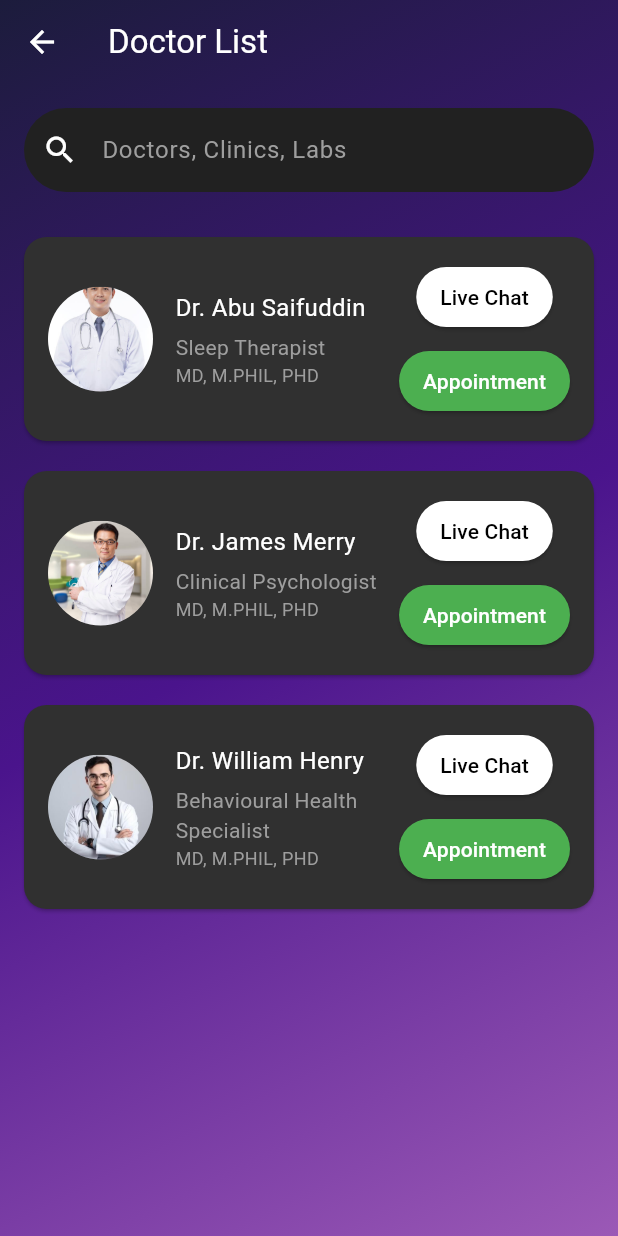
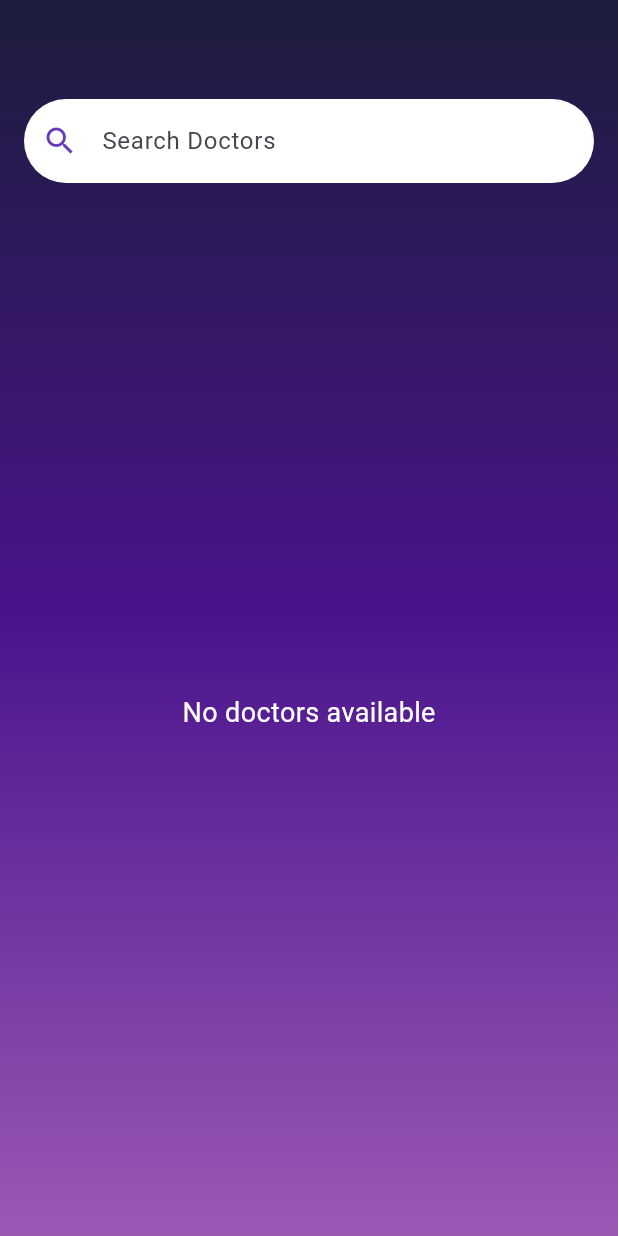
Before and after one commit to LOO31/TEST_MAE_NIGHTHAVEN, a Flutter app: the DoctorListPage screen opened directly, on a phone screen of 412 x 824 dp. Run offline on Flutter 3.47's test engine with Material 3 defaults, Android fonts, the phone set to English and light mode, and no system bars; our stand-ins replace audioplayers, cloud_firestore, firebase_auth, firebase_core, fluttertoast, google_fonts and 2 more; missing offline and left inert: bcrypt; accounts and stored records are empty.

Commit message:
kieyin
bookappointment
doctorlist

```diff
--- a/lib/user/doctor_list.dart
+++ b/lib/user/doctor_list.dart
@@ -1,20 +1,29 @@
 import 'package:flutter/material.dart';
+import 'package:cloud_firestore/cloud_firestore.dart';
 import 'book_appointment.dart';
 
 class Doctor {
   final String id;
   final String name;
-  final String specialty;
-  final String qualification;
+  final String email;
   final String image;
 
   Doctor({
     required this.id,
     required this.name,
-    required this.specialty,
-    required this.qualification,
+    required this.email,
     required this.image,
   });
+
+  // 处理 null 值，避免类型转换错误
+  factory Doctor.fromFirestore(String id, Map<String, dynamic> data) {
+    return Doctor(
+      id: id,
+      name: (data['username'] ?? 'Unknown').toString(),
+      email: (data['email'] ?? 'No Email').toString(),
+      image: (data['profilePic'] ?? '').toString(),
+    );
+  }
 }
 
 class DoctorListPage extends StatefulWidget {
@@ -24,88 +33,64 @@ class DoctorListPage extends StatefulWidget {
 
 class _DoctorListPageState extends State<DoctorListPage> {
   final TextEditingController _searchController = TextEditingController();
-  List<Doctor> doctors = [
-    Doctor(
-      id: "D01", // Add unique ID
-      name: "Dr. Abu Saifuddin",
-      specialty: "Sleep Therapist",
-      qualification: "MD, M.PHIL, PHD",
-      image: "assets/images/doctor1.jpg",
-    ),
-    Doctor(
-      id: "D02",
-      name: "Dr. James Merry",
-      specialty: "Clinical Psychologist",
-      qualification: "MD, M.PHIL, PHD",
-      image: "assets/images/doctor2.jpg",
-    ),
-    Doctor(
-      id: "D03",
-      name: "Dr. William Henry",
-      specialty: "Behavioural Health Specialist",
-      qualification: "MD, M.PHIL, PHD",
-      image: "assets/images/doctor3.jpg",
-    ),
-  ];
-
+  List<Doctor> doctors = [];
   List<Doctor> filteredDoctors = [];
 
   @override
   void initState() {
     super.initState();
+    _loadDoctors();
+  }
+
+  void _loadDoctors() {
+    FirebaseFirestore.instance
+        .collection('users')
+        .where('role', isEqualTo: 'Doctor')
+        .snapshots()
+        .listen((snapshot) {
+      List<Doctor> fetchedDoctors = snapshot.docs
+          .map((doc) => Doctor.fromFirestore(doc.id, doc.data()))
+          .toList();
+      setState(() {
+        doctors = fetchedDoctors;
         filteredDoctors = doctors;
+      });
+    });
   }
 
   void filterSearch(String query) {
     setState(() {
-      if (query.isEmpty) {
-        filteredDoctors = doctors;
-      } else {
-        filteredDoctors = doctors.where((doctor) {
-          return doctor.name.toLowerCase().contains(query.toLowerCase()) ||
-              doctor.specialty.toLowerCase().contains(query.toLowerCase()) ||
-              doctor.qualification.toLowerCase().contains(query.toLowerCase());
-        }).toList();
-      }
+      filteredDoctors = doctors
+          .where((doctor) =>
+              doctor.name.toLowerCase().contains(query.toLowerCase()))
+          .toList();
     });
   }
 
   @override
   Widget build(BuildContext context) {
-    return Container(
+    return Scaffold(
+      body: Container(
         decoration: BoxDecoration(
           gradient: LinearGradient(
+            begin: Alignment.topCenter,
+            end: Alignment.bottomCenter,
             colors: [Color(0xFF1C1C3C), Color(0xFF4A148C), Color(0xFF9B59B6)],
-          begin: Alignment.topLeft,
-          end: Alignment.bottomRight,
           ),
         ),
-      child: Scaffold(
-        backgroundColor: Colors.transparent,
-        appBar: AppBar(
-          backgroundColor: Colors.transparent,
-          elevation: 0,
-          leading: IconButton(
-            icon: Icon(Icons.arrow_back, color: Colors.white),
-            onPressed: () => Navigator.pop(context),
-          ),
-          title: Text("Doctor List", style: TextStyle(color: Colors.white)),
-        ),
-        body: Padding(
+        child: Padding(
           padding: const EdgeInsets.all(16.0),
           child: Column(
             children: [
-              // search box
+              SizedBox(height: 50),
               TextField(
                 controller: _searchController,
-                style: TextStyle(color: Colors.white),
                 onChanged: filterSearch,
                 decoration: InputDecoration(
-                  hintText: "Doctors, Clinics, Labs",
-                  hintStyle: TextStyle(color: Colors.grey),
                   filled: true,
-                  fillColor: Colors.grey[900],
-                  prefixIcon: Icon(Icons.search, color: Colors.white),
+                  fillColor: Colors.white,
+                  hintText: "Search Doctors",
+                  prefixIcon: Icon(Icons.search, color: Colors.deepPurple),
                   border: OutlineInputBorder(
                     borderRadius: BorderRadius.circular(30),
                     borderSide: BorderSide.none,
@@ -113,82 +98,46 @@ class _DoctorListPageState extends State<DoctorListPage> {
                 ),
               ),
               SizedBox(height: 20),
-              // doctor list
               Expanded(
-                child: ListView.builder(
+                child: filteredDoctors.isEmpty
+                    ? Center(
+                        child: Text(
+                          "No doctors available",
+                          style: TextStyle(color: Colors.white, fontSize: 18),
+                        ),
+                      )
+                    : ListView.builder(
                         itemCount: filteredDoctors.length,
                         itemBuilder: (context, index) {
                           final doctor = filteredDoctors[index];
                           return Card(
-                      color: Colors.grey[850],
+                            color: Colors.white,
                             shape: RoundedRectangleBorder(
                               borderRadius: BorderRadius.circular(15),
                             ),
-                      margin: EdgeInsets.symmetric(vertical: 10),
-                      child: Padding(
-                        padding: const EdgeInsets.all(16.0),
-                        child: Row(
-                          children: [
-                            CircleAvatar(
-                              radius: 35,
-                              backgroundImage: AssetImage(doctor.image),
-                              backgroundColor: Colors.grey[800],
+                            child: ListTile(
+                              leading: CircleAvatar(
+                                backgroundImage: doctor.image.isNotEmpty
+                                    ? NetworkImage(doctor.image)
+                                    : AssetImage("assets/images/default.jpg")
+                                        as ImageProvider,
+                                onBackgroundImageError: (_, __) {},
                               ),
-                            SizedBox(width: 15),
-                            Expanded(
-                              child: Column(
-                                crossAxisAlignment: CrossAxisAlignment.start,
-                                children: [
-                                  Text(doctor.name,
-                                      style: TextStyle(
-                                          color: Colors.white, fontSize: 16)),
-                                  SizedBox(height: 5),
-                                  Text(doctor.specialty,
-                                      style: TextStyle(
-                                          color: Colors.grey, fontSize: 14)),
-                                  Text(doctor.qualification,
-                                      style: TextStyle(
-                                          color: Colors.grey, fontSize: 12)),
-                                ],
-                              ),
-                            ),
-                            Column(
-                              children: [
-                                ElevatedButton(
-                                  onPressed: () {
-                                    // TODO: Implement Live Chat
-                                  },
-                                  style: ElevatedButton.styleFrom(
-                                    backgroundColor: Colors.white,
-                                    foregroundColor: Colors.black,
-                                    padding: EdgeInsets.symmetric(
-                                        vertical: 8, horizontal: 16),
-                                  ),
-                                  child: Text("Live Chat"),
-                                ),
-                                SizedBox(height: 8),
-                                ElevatedButton(
+                              title: Text(doctor.name,
+                                  style: TextStyle(color: Colors.black)),
+                              subtitle: Text(doctor.email,
+                                  style: TextStyle(color: Colors.black54)),
+                              trailing: ElevatedButton(
                                 onPressed: () {
                                   Navigator.push(
                                     context,
                                     MaterialPageRoute(
                                         builder: (context) =>
                                             BookAppointmentPage(
-                                                doctor: doctor,
-                                              )),
+                                                doctor: doctor)),
                                   );
                                 },
-                                  style: ElevatedButton.styleFrom(
-                                    backgroundColor: Colors.green,
-                                    foregroundColor: Colors.white,
-                                    padding: EdgeInsets.symmetric(
-                                        vertical: 8, horizontal: 16),
-                                  ),
                                 child: Text("Appointment"),
-                                ),
-                              ],
-                            ),
-                          ],
                               ),
                             ),
                           );
```
Also changed, not shown: lib/user/book_appointment.dart (+263 -210 lines). Lines whose indentation alone changed are shown as unchanged.
